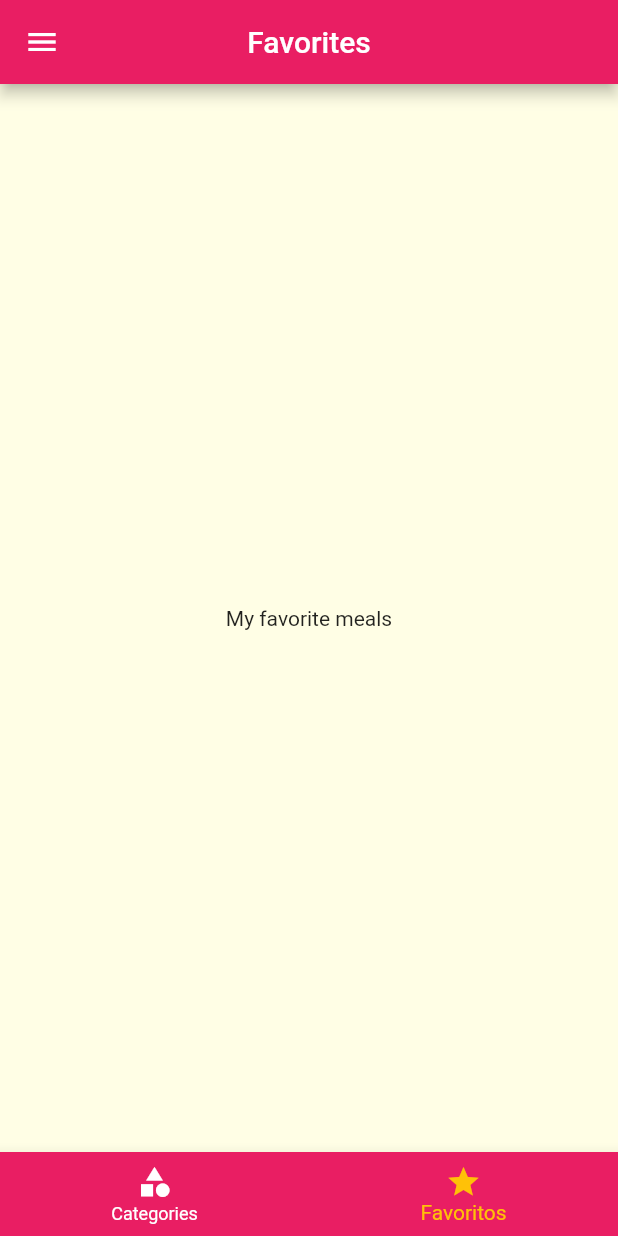
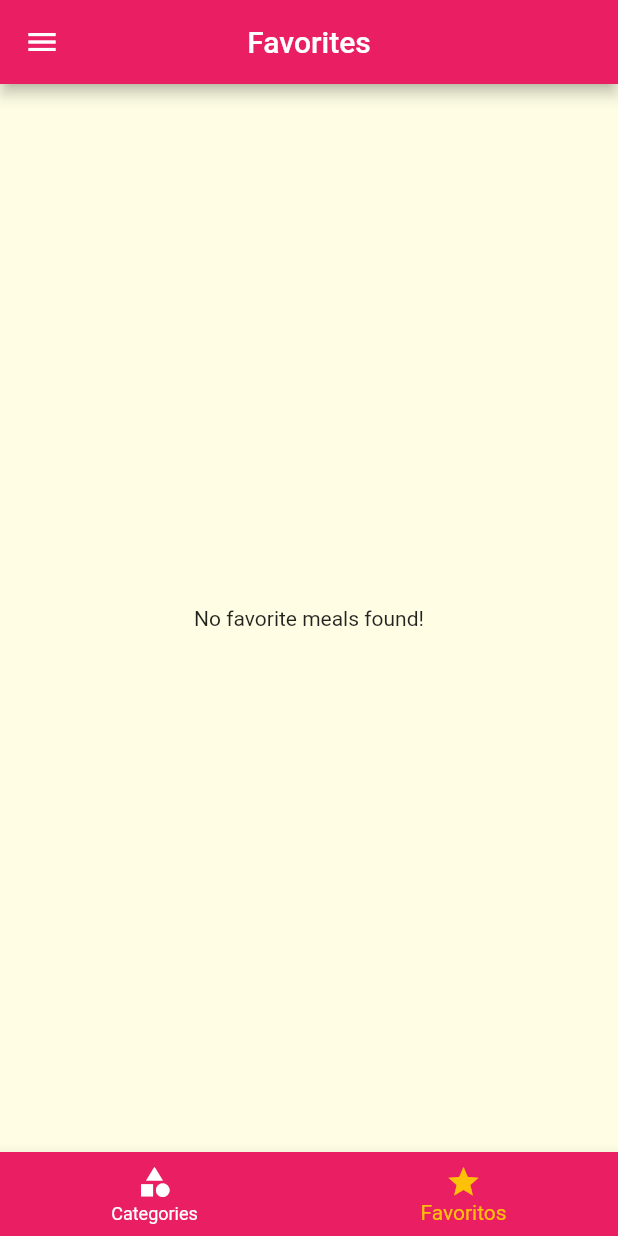
Before and after one commit to davmag91/meals, a Flutter app: the screen it shows after launch, item 2 of the bottom bar chosen, on a phone screen of 412 x 824 dp. Run offline on Flutter 3.47's test engine with Material 2 defaults, Android fonts, the phone set to English and light mode, and no system bars.

Commit message:
Favorite management

```diff
--- a/lib/main.dart
+++ b/lib/main.dart
@@ -1,3 +1,5 @@
+import 'dart:developer';
+
 import 'package:flutter/material.dart';
 import 'package:meals/screens/categories_meals_screen.dart';
 import 'package:meals/screens/categories_screen.dart';
@@ -21,10 +23,13 @@ class MyApp extends StatefulWidget {
 }
 
 class _MyAppState extends State<MyApp> {
+  var settings = Settings();
   List<Meal> _availableMeals = dummyMeals;
+  List<Meal> _favoriteMeals = [];
 
   void _filterMeals(Settings settings) {
     setState(() {
+      this.settings = settings;
       _availableMeals = dummyMeals.where((meal) {
         return (!(settings.isGlutenFree && !meal.isGlutenFree) &&
             !(settings.isLactoseFree && !meal.isLactoseFree) &&
@@ -32,6 +37,18 @@ class _MyAppState extends State<MyApp> {
             !(settings.isVegetarian && !meal.isVegetarian));
       }).toList();
     });
+  }
+
+  void _toggleFavorite(Meal meal) {
+    setState(() {
+      _isFavorite(meal)
+          ? _favoriteMeals.remove(meal)
+          : _favoriteMeals.add(meal);
+    });
+  }
+
+  bool _isFavorite(Meal meal) {
+    return _favoriteMeals.contains(meal);
   }
 
   @override
@@ -56,20 +73,21 @@ class _MyAppState extends State<MyApp> {
       ),
       initialRoute: '/',
       routes: {
-        AppRoutes.HOME: (context) => const TabsScreen(),
+        AppRoutes.HOME: (context) => TabsScreen(favoriteMeals: _favoriteMeals),
         AppRoutes.CATEGORIES_MEALS: (context) => CategoriesMealsScreen(
               meals: _availableMeals,
             ),
-        AppRoutes.MEAL_DETAIL: (context) => const MealDetailScreen(),
+        AppRoutes.MEAL_DETAIL: (context) => MealDetailScreen(
+            onToggleFavorite: _toggleFavorite, isFavorite: _isFavorite),
         AppRoutes.SETTINGS: (context) =>
-            SettingsScreen(onSettingsChanged: _filterMeals)
+            SettingsScreen(settings: settings, onSettingsChanged: _filterMeals)
       },
       // onGenerateRoute: (settings) {
 
       // },
       onUnknownRoute: (settings) {
         return MaterialPageRoute(
-          builder: (context) => const TabsScreen(),
+          builder: (context) => TabsScreen(favoriteMeals: _favoriteMeals),
         );
       },
     );
--- a/lib/screens/categories_meals_screen.dart
+++ b/lib/screens/categories_meals_screen.dart
@@ -5,15 +5,15 @@ import '../models/category.dart';
 import '../models/meal.dart';
 
 class CategoriesMealsScreen extends StatelessWidget {
-  final List<Meal> meals = [];
+  final List<Meal>? meals;
 
-  CategoriesMealsScreen({super.key, meals});
+  CategoriesMealsScreen({super.key, this.meals});
 
   @override
   Widget build(BuildContext context) {
     final category = ModalRoute.of(context)!.settings.arguments as Category;
 
-    final categoriesMeals = meals.where((meal) {
+    final categoriesMeals = meals!.where((meal) {
       return meal.categories.contains(category.id);
     }).toList();
 
--- a/lib/screens/favorite_screen.dart
+++ b/lib/screens/favorite_screen.dart
@@ -1,14 +1,32 @@
+import 'dart:developer';
+
 import 'package:flutter/material.dart';
 import 'package:flutter/src/widgets/framework.dart';
 import 'package:flutter/src/widgets/placeholder.dart';
+import 'package:meals/components/meal_item.dart';
+
+import '../models/meal.dart';
 
 class FavoriteScreen extends StatelessWidget {
-  const FavoriteScreen({super.key});
+  List<Meal>? favoriteMeals = [];
+
+  FavoriteScreen({this.favoriteMeals, super.key});
 
   @override
   Widget build(BuildContext context) {
-    return Center(
-      child: Text('My favorite meals'),
+    if (favoriteMeals!.isNotEmpty) {
+      return ListView.builder(
+        itemBuilder: (ctx, index) {
+          return MealItem(
+            meal: favoriteMeals![index],
+          );
+        },
+        itemCount: favoriteMeals!.length,
+      );
+    }
+
+    return const Center(
+      child: Text('No favorite meals found!'),
     );
   }
 }
--- a/lib/screens/tabs_screen.dart
+++ b/lib/screens/tabs_screen.dart
@@ -1,13 +1,18 @@
+import 'dart:developer';
+
 import 'package:flutter/material.dart';
 import 'package:flutter/src/widgets/framework.dart';
 import 'package:flutter/src/widgets/placeholder.dart';
 import 'package:meals/components/main_drawer.dart';
+import 'package:meals/models/meal.dart';
 import 'package:meals/screens/favorite_screen.dart';
 
 import 'categories_screen.dart';
 
 class TabsScreen extends StatefulWidget {
-  const TabsScreen({super.key});
+  List<Meal>? favoriteMeals = [];
+
+  TabsScreen({this.favoriteMeals, super.key});
 
   @override
   State<TabsScreen> createState() => _TabsScreenState();
@@ -15,22 +20,40 @@ class TabsScreen extends StatefulWidget {
 
 class _TabsScreenState extends State<TabsScreen> {
   int _selectedScreenIndex = 0;
-  final List<Map<String, Object>> _screens = [
-    const {'title': 'Categories', 'screen': CategoriesScreen()},
-    const {'title': 'Favorites', 'screen': FavoriteScreen()},
-  ];
+  List<Map<String, Object>>? _screens;
+
+  @override
+  void initState() {
+    // TODO: implement initState
+    super.initState();
+    _screens = [
+      {'title': 'Categories', 'screen': const CategoriesScreen()},
+      {
+        'title': 'Favorites',
+        'screen': FavoriteScreen(favoriteMeals: widget.favoriteMeals)
+      },
+    ];
+  }
 
   @override
   Widget build(BuildContext context) {
+    _screens = [
+      {'title': 'Categories', 'screen': const CategoriesScreen()},
+      {
+        'title': 'Favorites',
+        'screen': FavoriteScreen(favoriteMeals: widget.favoriteMeals)
+      },
+    ];
+
     return DefaultTabController(
       length: 2,
       initialIndex: 0,
       child: Scaffold(
         appBar: AppBar(
-          title: Text(_screens[_selectedScreenIndex]['title'] as String),
+          title: Text(_screens![_selectedScreenIndex]['title'] as String),
         ),
         drawer: const MainDrawer(),
-        body: _screens[_selectedScreenIndex]['screen'] as Widget?,
+        body: _screens![_selectedScreenIndex]['screen'] as Widget?,
         bottomNavigationBar: BottomNavigationBar(
           onTap: (value) => setState(() {
             _selectedScreenIndex = value;
```
Also changed, not shown: lib/screens/meal_detail_screen.dart (+6 -3 lines), lib/screens/settings_screen.dart (+20 -11 lines).
